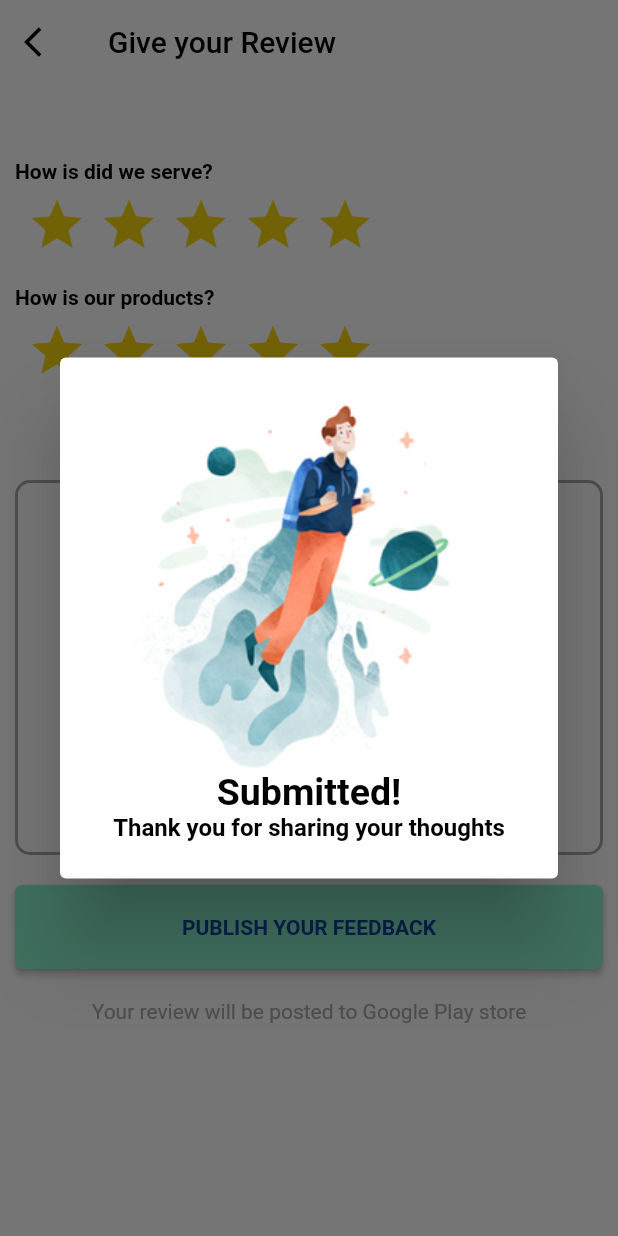
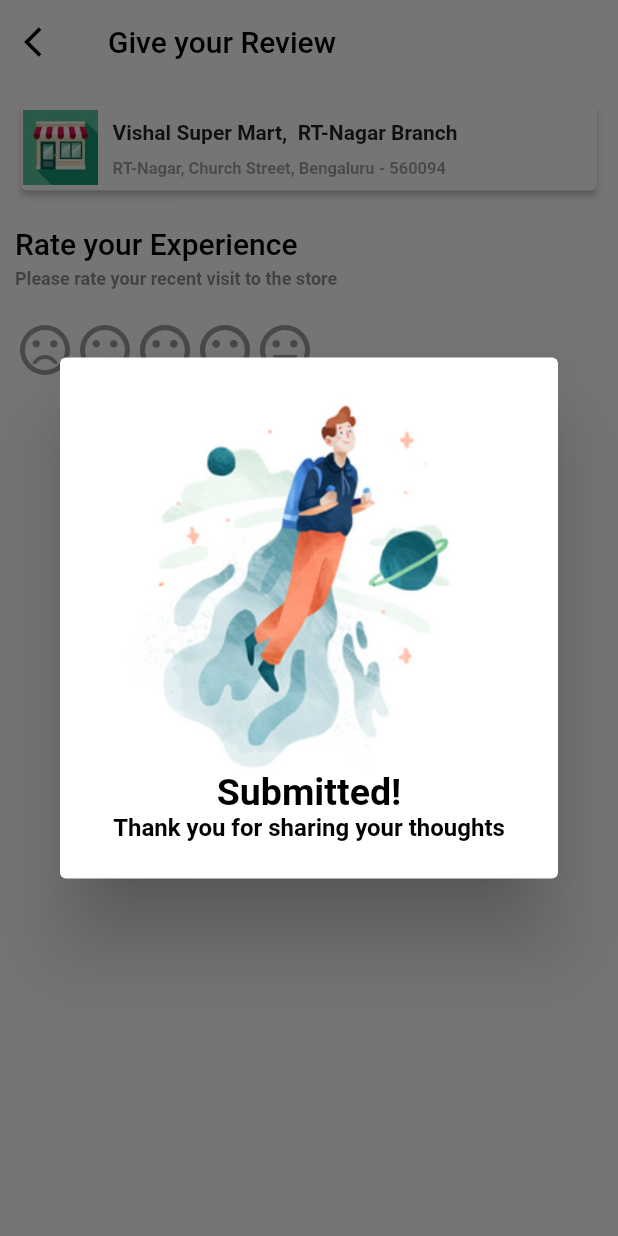
Before and after one commit to naren1726/feedback-app, a Flutter app: the screen it shows after launch, after a tap on "PUBLISH YOUR FEEDBACK", on a phone screen of 412 x 824 dp. Run offline on Flutter 3.47's test engine with Material 2 defaults, Android fonts, the phone set to English and light mode, and no system bars; drawn by our look-alikes of flutter_rating_bar; Roboto replaces fonts that are missing (WorkSansMedium).

Commit message:
Added few additions to UI

```diff
--- a/lib/pages/feedback.dart
+++ b/lib/pages/feedback.dart
@@ -1,14 +1,9 @@
+import 'package:feedback/pages/widgets.dart';
 import 'package:flutter/material.dart';
+import 'package:flutter_rating_bar/flutter_rating_bar.dart';
 
 // ignore: must_be_immutable
 class MyApp extends StatelessWidget {
-  var onStarPressed;
-
-  MyApp({this.onHeartPressed, this.isStar = false});
-  final VoidCallback onHeartPressed;
-  final bool isStar;
-
-  get inputType => null;
   @override
   Widget build(BuildContext context) {
     return Scaffold(
@@ -26,102 +21,99 @@ class MyApp extends StatelessWidget {
         padding: EdgeInsets.all(10),
         child: ListView(
           children: [
-            SizedBox(height: 40),
-            Align(
-              alignment: Alignment.topLeft,
-              child: Text(
-                "How is did we serve?",
-                style: proStyle(),
-              ),
-            ),
-            Row(
-              mainAxisAlignment: MainAxisAlignment.start,
-              children: [
-                starIcon(),
-                starIcon(),
-                starIcon(),
-                starIcon(),
-                starIcon(),
-              ],
-            ),
-            SizedBox(height: 20),
-            Align(
-              alignment: Alignment.topLeft,
-              child: Text(
-                "How is our products?",
-                style: proStyle(),
-              ),
-            ),
-            Row(
-              mainAxisAlignment: MainAxisAlignment.start,
-              children: [
-                starIcon(),
-                starIcon(),
-                starIcon(),
-                starIcon(),
-                starIcon(),
-              ],
-            ),
-            SizedBox(height: 40),
-            Align(
-              alignment: Alignment.center,
-              child: Text(
-                "Please your feedback here...",
-                style: proStyle(),
-              ),
-            ),
-            SizedBox(height: 10),
-            Container(
-                height: 250,
-                width: 300,
-                decoration: BoxDecoration(
-                  borderRadius: BorderRadius.circular(10),
-                  color: Colors.white,
-                  border: Border.all(color: Color(0xFFABA8A8), width: 2),
-                ),
-                child: TextFormField(
-                  cursorColor: Colors.black,
-                  keyboardType: inputType,
-                  decoration: new InputDecoration(
-                    border: InputBorder.none,
-                    focusedBorder: InputBorder.none,
-                    enabledBorder: InputBorder.none,
-                    errorBorder: InputBorder.none,
-                    disabledBorder: InputBorder.none,
-                    contentPadding: EdgeInsets.only(
-                        left: 15, bottom: 11, top: 11, right: 15),
-                  ),
-                )),
-            SizedBox(height: 20),
-            ElevatedButton(
-              style: ElevatedButton.styleFrom(
-                padding: EdgeInsets.symmetric(vertical: 20, horizontal: 70),
-                shape: RoundedRectangleBorder(
-                    borderRadius: BorderRadius.circular(5)),
-                textStyle: TextStyle(color: Color(0xFF8BF4D0)),
-                primary: Color(0xFF8BF4D0),
-              ),
-              child: Text(
-                'PUBLISH YOUR FEEDBACK',
-                style: TextStyle(
-                    color: Colors.blue[900],
-                    fontWeight: FontWeight.bold,
-                    fontFamily: 'WorkSansMedium'),
-              ),
-              onPressed: () {
-                showAlertDialog(context);
-              },
-            ),
-            SizedBox(height: 20),
-            Align(
-              alignment: Alignment.center,
-              child: Text(
-                "Your review will be posted to Google Play store",
-                style: TextStyle(
-                  color: Color(0xFFABA8A8),
+            Card(
+              elevation: 2.0,
+              child: Padding(
+                padding: const EdgeInsets.symmetric(vertical: 0, horizontal: 1),
+                child: Row(
+                  children: [
+                    Image(
+                      image: AssetImage("assets/images/shop.jpg"),
+                      height: 50,
+                    ),
+                    Column(
+                      crossAxisAlignment: CrossAxisAlignment.start,
+                      children: [
+                        Padding(
+                          padding: const EdgeInsets.all(10),
+                          child: Text(
+                            'Vishal Super Mart,  RT-Nagar Branch',
+                            style:
+                                Theme.of(context).textTheme.bodyText1.copyWith(
+                                      fontWeight: FontWeight.w600,
+                                    ),
+                          ),
+                        ),
+                        Padding(
+                          padding:
+                              const EdgeInsets.only(left: 10.0, bottom: 8.0),
+                          child: Text(
+                            'RT-Nagar, Church Street, Bengaluru - 560094',
+                            style: Theme.of(context).textTheme.caption.copyWith(
+                                color: Theme.of(context).disabledColor,
+                                fontWeight: FontWeight.bold,
+                                fontSize: 11),
+                          ),
+                        ),
+                      ],
+                    ),
+                  ],
                 ),
               ),
             ),
+            SizedBox(height: 20),
+            Text(
+              "Rate your Experience",
+              style: headingStyle(),
+            ),
+            SizedBox(height: 5),
+            Text(
+              "Please rate your recent visit to the store",
+              style: subHeadingStyle(),
+            ),
+            SizedBox(height: 20),
+            RatingBar.builder(
+              initialRating: 0,
+              itemCount: 5,
+              itemBuilder: (context, index) {
+                switch (index) {
+                  case 0:
+                    return Icon(
+                      Icons.sentiment_very_dissatisfied,
+                      color: Colors.red,
+                    );
+                  case 1:
+                    return Icon(
+                      Icons.sentiment_dissatisfied,
+                      color: Colors.redAccent,
+                    );
+                  case 2:
+                    return Icon(
+                      Icons.sentiment_neutral,
+                      color: Colors.amber,
+                    );
+                  case 3:
+                    return Icon(
+                      Icons.sentiment_satisfied,
+                      color: Colors.lightGreen,
+                    );
+                  case 4:
+                    return Icon(
+                      Icons.sentiment_very_satisfied,
+                      color: Colors.green,
+                    );
+                  default:
+                    return Icon(
+                      Icons.sentiment_very_dissatisfied,
+                      color: Colors.red,
+                    );
+                }
+              },
+              onRatingUpdate: (rating) {
+                print(rating);
+              },
+            ),
+            RatingComments()
           ],
         ),
       ),
@@ -129,66 +121,20 @@ class MyApp extends StatelessWidget {
   }
 }
 
-IconButton starIcon() {
-  var onHeartPressed;
-  return IconButton(
-      icon: (Icons.star_border) != null
-          ? Icon(
-              Icons.star,
-              size: 40,
-              color: Color(0xFFF9D50E),
-            )
-          : Icon(Icons.star),
-      onPressed: onHeartPressed);
-}
-
-TextStyle proStyle() {
+TextStyle headingStyle() {
   return TextStyle(
     color: Colors.black,
-    fontWeight: FontWeight.bold,
+    fontWeight: FontWeight.w500,
+    fontSize: 20,
   );
 }
 
-showAlertDialog(BuildContext context) {
-  // set up the AlertDialog
-  AlertDialog alert = AlertDialog(
-    content: Container(
-      decoration: BoxDecoration(borderRadius: BorderRadius.circular(20)),
-      child: Column(
-        crossAxisAlignment: CrossAxisAlignment.center,
-        mainAxisSize: MainAxisSize.min,
-        children: [
-          Image(image: AssetImage('assets/images/feedback.png')),
-          // SizedBox(height: 20),
-          Text(
-            "Submitted!",
-            style: TextStyle(
-              fontSize: 25,
-              color: Colors.black,
-              fontWeight: FontWeight.bold,
-            ),
-          ),
-          // SizedBox(height: 20),
-          Text(
-            "Thank you for sharing your thoughts",
-            style: TextStyle(
-              color: Colors.black,
-              fontWeight: FontWeight.bold,
-            ),
-          ),
-          // Image(
-          //   image: AssetImage('assets/images/tick.jpg'),
-          // ),
-        ],
-      ),
-    ),
+TextStyle subHeadingStyle() {
+  return TextStyle(
+    color: Colors.black45,
+    fontWeight: FontWeight.w600,
+    fontSize: 12,
   );
+}
 
   // show the dialog
-  showDialog(
-    context: context,
-    builder: (BuildContext context) {
-      return alert;
-    },
-  );
-}
--- /dev/null
+++ b/lib/pages/widgets.dart
@@ -0,0 +1,96 @@
+import 'package:flutter/material.dart';
+
+class RatingComments extends StatelessWidget {
+  @override
+  Widget build(BuildContext context) {
+    return Column(
+      children: [
+        Container(
+            height: 250,
+            width: 300,
+            decoration: BoxDecoration(
+              borderRadius: BorderRadius.circular(10),
+              color: Colors.white,
+              border: Border.all(color: Color(0xFFABA8A8), width: 2),
+            ),
+            child: TextFormField(
+              cursorColor: Colors.black,
+              keyboardType: TextInputType.text,
+              decoration: new InputDecoration(
+                border: InputBorder.none,
+                focusedBorder: InputBorder.none,
+                enabledBorder: InputBorder.none,
+                errorBorder: InputBorder.none,
+                disabledBorder: InputBorder.none,
+                contentPadding:
+                    EdgeInsets.only(left: 15, bottom: 11, top: 11, right: 15),
+              ),
+            )),
+        SizedBox(height: 20),
+        ElevatedButton(
+          style: ElevatedButton.styleFrom(
+            padding: EdgeInsets.symmetric(vertical: 20, horizontal: 70),
+            shape:
+                RoundedRectangleBorder(borderRadius: BorderRadius.circular(5)),
+            textStyle: TextStyle(color: Color(0xFF8BF4D0)),
+            primary: Color(0xFF8BF4D0),
+          ),
+          child: Text(
+            'PUBLISH YOUR FEEDBACK',
+            style: TextStyle(
+                color: Colors.blue[900],
+                fontWeight: FontWeight.bold,
+                fontFamily: 'WorkSansMedium'),
+          ),
+          onPressed: () {
+            showAlertDialog(context);
+          },
+        ),
+      ],
+    );
+  }
+
+  showAlertDialog(BuildContext context) {
+    // set up the AlertDialog
+    AlertDialog alert = AlertDialog(
+      content: Container(
+        decoration: BoxDecoration(borderRadius: BorderRadius.circular(20)),
+        child: Column(
+          crossAxisAlignment: CrossAxisAlignment.center,
+          mainAxisSize: MainAxisSize.min,
+          children: [
+            Image(image: AssetImage('assets/images/feedback.png')),
+            // SizedBox(height: 20),
+            Text(
+              "Submitted!",
+              style: TextStyle(
+                fontSize: 25,
+                color: Colors.black,
+                fontWeight: FontWeight.bold,
+              ),
+            ),
+            // SizedBox(height: 20),
+            Text(
+              "Thank you for sharing your thoughts",
+              style: TextStyle(
+                color: Colors.black,
+                fontWeight: FontWeight.bold,
+              ),
+            ),
+            // Image(
+            //   image: AssetImage('assets/images/tick.jpg'),
+            // ),
+          ],
+        ),
+      ),
+    );
+
+    // show the dialog
+    showDialog(
+      context: context,
+      builder: (BuildContext context) {
+        return alert;
+      },
+    );
+  }
+}
--- a/pubspec.yaml
+++ b/pubspec.yaml
@@ -24,10 +24,11 @@ dependencies:
   flutter:
     sdk: flutter
 
-
+  flutter_rating_bar: ^4.0.0
   # The following adds the Cupertino Icons font to your application.
   # Use with the CupertinoIcons class for iOS style icons.
   cupertino_icons: ^1.0.2
+
 
 dev_dependencies:
   flutter_test:
```
Also changed, not shown: assets/images/shop.jpg (added), pubspec.lock.
